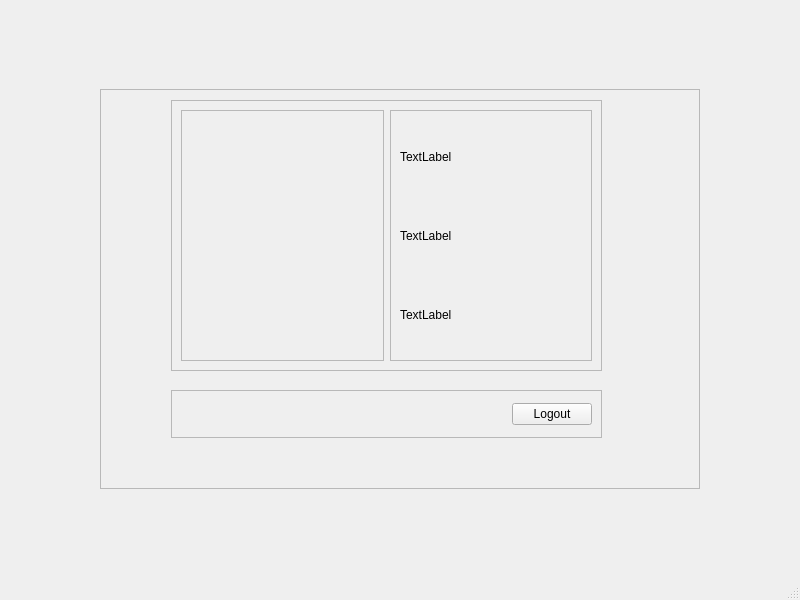
Prakash5209/typing_tutor, file account.ui: the form before one commit.
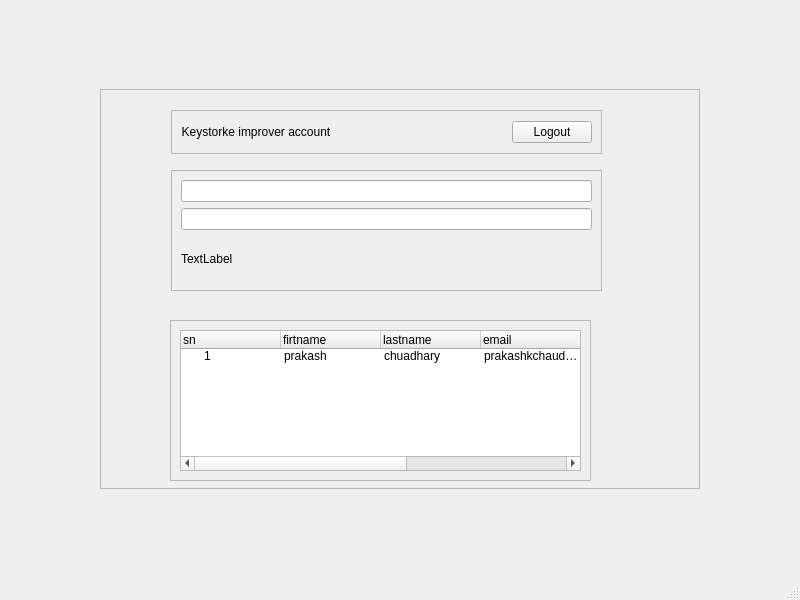
The form after the commit. Icons and pictures are not drawn.

Commit message: account deisgn updated

Diff of the .ui file:
```diff
--- a/account.ui
+++ b/account.ui
@@ -97,9 +97,9 @@
         <property name="geometry">
          <rect>
           <x>70</x>
-          <y>10</y>
+          <y>80</y>
           <width>431</width>
-          <height>271</height>
+          <height>121</height>
          </rect>
         </property>
         <property name="frameShape">
@@ -108,83 +108,48 @@
         <property name="frameShadow">
          <enum>QFrame::Raised</enum>
         </property>
-        <layout class="QHBoxLayout" name="horizontalLayout_2">
+        <layout class="QVBoxLayout" name="verticalLayout_2">
          <item>
-          <widget class="QFrame" name="frame">
-           <property name="frameShape">
-            <enum>QFrame::StyledPanel</enum>
-           </property>
-           <property name="frameShadow">
-            <enum>QFrame::Raised</enum>
-           </property>
-           <layout class="QHBoxLayout" name="horizontalLayout">
-            <item>
-             <widget class="QLabel" name="label">
-              <property name="text">
-               <string/>
-              </property>
-              <property name="pixmap">
-               <pixmap>../../../../../Pictures/supman.png</pixmap>
-              </property>
-              <property name="scaledContents">
-               <bool>true</bool>
-              </property>
-             </widget>
-            </item>
-           </layout>
-          </widget>
+          <widget class="QLineEdit" name="lineEdit"/>
          </item>
          <item>
-          <widget class="QFrame" name="frame_2">
-           <property name="frameShape">
-            <enum>QFrame::StyledPanel</enum>
+          <widget class="QLineEdit" name="lineEdit_2"/>
+         </item>
+         <item>
+          <widget class="QLabel" name="label_2">
+           <property name="text">
+            <string>TextLabel</string>
            </property>
-           <property name="frameShadow">
-            <enum>QFrame::Raised</enum>
-           </property>
-           <layout class="QVBoxLayout" name="verticalLayout">
-            <item>
-             <widget class="QLabel" name="label_2">
-              <property name="text">
-               <string>TextLabel</string>
-              </property>
-             </widget>
-            </item>
-            <item>
-             <widget class="QLabel" name="label_3">
-              <property name="text">
-               <string>TextLabel</string>
-              </property>
-             </widget>
-            </item>
-            <item>
-             <widget class="QLabel" name="label_4">
-              <property name="text">
-               <string>TextLabel</string>
-              </property>
-             </widget>
-            </item>
-           </layout>
           </widget>
          </item>
         </layout>
        </widget>
-       <widget class="QFrame" name="frame_4">
+       <widget class="QFrame" name="frame">
         <property name="geometry">
          <rect>
           <x>70</x>
-          <y>300</y>
+          <y>20</y>
           <width>431</width>
-          <height>48</height>
+          <height>44</height>
          </rect>
         </property>
         <property name="frameShape">
          <enum>QFrame::StyledPanel</enum>
         </property>
         <property name="frameShadow">
-         <enum>QFrame::Raised</enum>
+         <enum>QFrame::Sunken</enum>
         </property>
-        <layout class="QHBoxLayout" name="horizontalLayout_3">
+        <layout class="QHBoxLayout" name="horizontalLayout">
+         <item>
+          <widget class="QLabel" name="label">
+           <property name="text">
+            <string>Keystorke improver account</string>
+           </property>
+           <property name="alignment">
+            <set>Qt::AlignCenter</set>
+           </property>
+          </widget>
+         </item>
          <item>
           <spacer name="horizontalSpacer_3">
            <property name="orientation">
@@ -192,7 +157,7 @@
            </property>
            <property name="sizeHint" stdset="0">
             <size>
-             <width>317</width>
+             <width>40</width>
              <height>20</height>
             </size>
            </property>
@@ -207,6 +172,93 @@
          </item>
         </layout>
        </widget>
+       <widget class="QScrollArea" name="scrollArea_2">
+        <property name="geometry">
+         <rect>
+          <x>69</x>
+          <y>230</y>
+          <width>421</width>
+          <height>161</height>
+         </rect>
+        </property>
+        <property name="widgetResizable">
+         <bool>true</bool>
+        </property>
+        <widget class="QWidget" name="scrollAreaWidgetContents_2">
+         <property name="geometry">
+          <rect>
+           <x>0</x>
+           <y>0</y>
+           <width>419</width>
+           <height>159</height>
+          </rect>
+         </property>
+         <layout class="QGridLayout" name="gridLayout_2">
+          <item row="0" column="0">
+           <widget class="QTreeWidget" name="treeWidget">
+            <column>
+             <property name="text">
+              <string>sn</string>
+             </property>
+            </column>
+            <column>
+             <property name="text">
+              <string>firtname</string>
+             </property>
+            </column>
+            <column>
+             <property name="text">
+              <string>lastname</string>
+             </property>
+            </column>
+            <column>
+             <property name="text">
+              <string>email</string>
+             </property>
+            </column>
+            <column>
+             <property name="text">
+              <string>accuracy</string>
+             </property>
+            </column>
+            <column>
+             <property name="text">
+              <string>rwpm</string>
+             </property>
+            </column>
+            <column>
+             <property name="text">
+              <string>datetime</string>
+             </property>
+            </column>
+            <item>
+             <property name="text">
+              <string>1</string>
+             </property>
+             <property name="text">
+              <string>prakash</string>
+             </property>
+             <property name="text">
+              <string>chuadhary</string>
+             </property>
+             <property name="text">
+              <string>prakashkchaudhary5209@gmail.com</string>
+             </property>
+             <property name="text">
+              <string>89</string>
+             </property>
+             <property name="text">
+              <string>80</string>
+             </property>
+             <property name="text">
+              <string/>
+             </property>
+            </item>
+           </widget>
+          </item>
+         </layout>
+        </widget>
+       </widget>
       </widget>
      </widget>
     </item>
```
Left out of the diff: 32 changed lines with no effect on the pictures.
